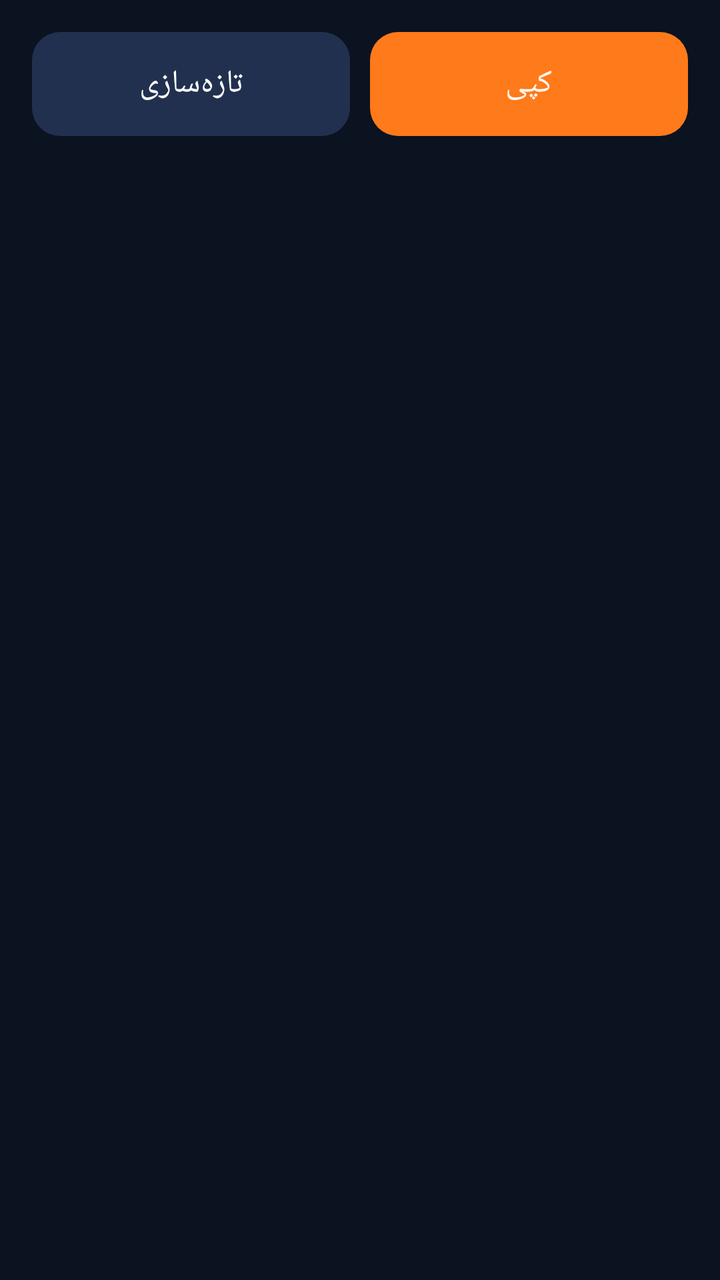
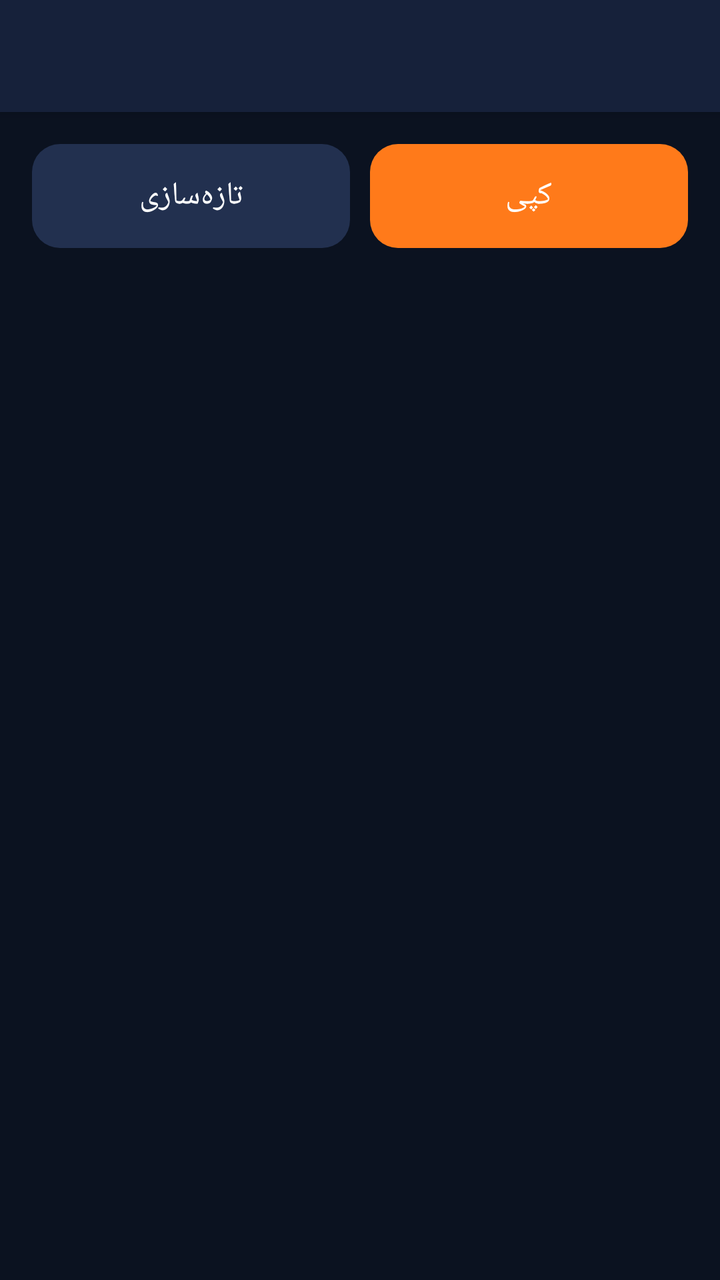

Two renders of the same Android screen: before a commit and after it. Below are the layout's source before the change and the commit's diff.
<!-- AndroidManifest.xml: application theme AppTheme -->
<!-- res/layout/activity_log.xml -->
<?xml version="1.0" encoding="utf-8"?>
<LinearLayout xmlns:android="http://schemas.android.com/apk/res/android"
    android:layout_width="match_parent" android:layout_height="match_parent"
    android:orientation="vertical" android:padding="16dp">
    <LinearLayout
        android:layout_width="match_parent" android:layout_height="wrap_content"
        android:layoutDirection="rtl" android:orientation="horizontal">
        <Button android:id="@+id/copy" style="@style/Btn"
            android:layout_width="0dp" android:layout_weight="1" android:layout_marginTop="0dp"
            android:text="@string/copy" />
        <Button android:id="@+id/refresh" style="@style/Btn"
            android:layout_width="0dp" android:layout_weight="1" android:layout_marginTop="0dp"
            android:layout_marginStart="10dp" android:background="@drawable/btn_dark"
            android:text="@string/refresh" />
    </LinearLayout>
    <ScrollView
        android:layout_width="match_parent" android:layout_height="0dp" android:layout_weight="1"
        android:layout_marginTop="12dp">
        <TextView android:id="@+id/log"
            android:layout_width="match_parent" android:layout_height="wrap_content"
            android:fontFamily="monospace" android:textColor="@color/text" android:textSize="12sp"
            android:textIsSelectable="true" android:textDirection="anyRtl" />
    </ScrollView>
</LinearLayout>
<!-- resources referenced by this layout -->
<resources>
  <color name="text">#E8EDF7</color>
  <!-- drawable btn_dark (drawable) -->
  <?xml version="1.0" encoding="utf-8"?>
  <shape xmlns:android="http://schemas.android.com/apk/res/android">
      <solid android:color="#22304F" />
      <corners android:radius="14dp" />
  </shape>
  <string name="copy">کپی</string>
  <string name="refresh">تازه‌سازی</string>
  <style name="Btn">
          <item name="android:layout_width">match_parent</item>
          <item name="android:layout_height">52dp</item>
          <item name="android:layout_marginTop">12dp</item>
          <item name="android:textColor">#FFFFFF</item>
          <item name="android:textSize">16sp</item>
          <item name="android:background">@drawable/btn_accent</item>
          <item name="android:stateListAnimator">@null</item>
      </style>
  <style name="AppTheme" parent="android:Theme.Material.NoActionBar">
          <item name="android:windowBackground">@color/bg</item>
          <item name="android:statusBarColor">@color/bg</item>
          <item name="android:navigationBarColor">@color/bg</item>
          <item name="android:colorAccent">@color/accent</item>
          <item name="android:textColorPrimary">@color/text</item>
          <item name="android:textColorSecondary">@color/muted</item>
          <item name="android:alertDialogTheme">@style/DialogTheme</item>
      </style>
  <!-- drawable btn_accent (drawable) -->
  <?xml version="1.0" encoding="utf-8"?>
  <shape xmlns:android="http://schemas.android.com/apk/res/android">
      <solid android:color="@color/accent" />
      <corners android:radius="14dp" />
  </shape>
  <color name="bg">#0B1220</color>
  <color name="accent">#FF7A1A</color>
  <color name="muted">#8A97B2</color>
  <style name="DialogTheme" parent="android:Theme.Material.Dialog.Alert">
          <item name="android:colorAccent">@color/accent</item>
      </style>
</resources>

<!-- the commit's change to res/layout/activity_log.xml (unified diff, before → after) -->
@@ -1,7 +1,11 @@
 <?xml version="1.0" encoding="utf-8"?>
 <LinearLayout xmlns:android="http://schemas.android.com/apk/res/android"
     android:layout_width="match_parent" android:layout_height="match_parent"
-    android:orientation="vertical" android:padding="16dp">
+    android:orientation="vertical" android:layoutDirection="rtl">
+    <include layout="@layout/bar" />
+    <LinearLayout
+        android:layout_width="match_parent" android:layout_height="match_parent"
+        android:orientation="vertical" android:padding="16dp">
     <LinearLayout
         android:layout_width="match_parent" android:layout_height="wrap_content"
         android:layoutDirection="rtl" android:orientation="horizontal">
@@ -21,4 +25,32 @@
             android:fontFamily="monospace" android:textColor="@color/text" android:textSize="12sp"
             android:textIsSelectable="true" android:textDirection="anyRtl" />
     </ScrollView>
+    </LinearLayout>
 </LinearLayout>
+<!-- res/layout/bar.xml (included above) -->
+<?xml version="1.0" encoding="utf-8"?>
+<LinearLayout xmlns:android="http://schemas.android.com/apk/res/android"
+    android:layout_width="match_parent" android:layout_height="56dp"
+    android:background="@color/bar" android:gravity="center_vertical"
+    android:layoutDirection="rtl" android:orientation="horizontal"
+    android:paddingStart="4dp" android:paddingEnd="4dp" android:elevation="4dp">
+    <ImageButton android:id="@+id/barBack"
+        android:layout_width="48dp" android:layout_height="48dp"
+        android:background="@drawable/ripple_icon" android:src="@drawable/ic_back"
+        android:contentDescription="@null" android:visibility="gone" />
+    <ImageView android:id="@+id/barLogo"
+        android:layout_width="34dp" android:layout_height="34dp" android:layout_marginStart="12dp"
+        android:src="@drawable/ic_logo" android:contentDescription="@null" android:visibility="gone" />
+    <TextView android:id="@+id/barTitle"
+        android:layout_width="0dp" android:layout_height="wrap_content" android:layout_weight="1"
+        android:layout_marginStart="12dp" android:textColor="@color/text"
+        android:textSize="19sp" android:textStyle="bold" />
+    <ImageButton android:id="@+id/barAction1"
+        android:layout_width="48dp" android:layout_height="48dp"
+        android:background="@drawable/ripple_icon" android:contentDescription="@null"
+        android:visibility="gone" />
+    <ImageButton android:id="@+id/barAction2"
+        android:layout_width="48dp" android:layout_height="48dp"
+        android:background="@drawable/ripple_icon" android:contentDescription="@null"
+        android:visibility="gone" />
+</LinearLayout>
<!-- resource entries referenced after the edit -->
@@ -1,5 +1,6 @@
 <!-- resources referenced by this layout -->
 <resources>
+  <color name="bar">#16213A</color>
   <color name="text">#E8EDF7</color>
   <!-- drawable btn_dark (drawable) -->
   <?xml version="1.0" encoding="utf-8"?>
@@ -7,6 +8,25 @@
       <solid android:color="#22304F" />
       <corners android:radius="14dp" />
   </shape>
+  <!-- drawable ic_back (drawable) -->
+  <?xml version="1.0" encoding="utf-8"?>
+  <vector xmlns:android="http://schemas.android.com/apk/res/android"
+      android:width="24dp" android:height="24dp" android:viewportWidth="24" android:viewportHeight="24"
+      android:tint="#E8EDF7" android:autoMirrored="true">
+      <path android:fillColor="#FFFFFFFF" android:pathData="M20,11H7.83l5.59,-5.59L12,4l-8,8 8,8 1.41,-1.41L7.83,13H20v-2z" />
+  </vector>
+  <!-- drawable ic_logo (drawable) -->
+  <?xml version="1.0" encoding="utf-8"?>
+  <vector xmlns:android="http://schemas.android.com/apk/res/android"
+      android:width="108dp" android:height="108dp"
+      android:viewportWidth="108" android:viewportHeight="108">
+      <path android:fillColor="#FF7A1A" android:pathData="M20,24 L40,44 L68,44 L88,24 L84,62 L54,92 L24,62 Z" />
+      <path android:fillColor="#FFFFFF" android:pathData="M40,56 L54,80 L68,56 L54,62 Z" />
+      <path android:fillColor="#0B1220" android:pathData="M42,52 L48,54 L46,58 Z M66,52 L60,54 L62,58 Z" />
+  </vector>
+  <!-- drawable ripple_icon (drawable) -->
+  <?xml version="1.0" encoding="utf-8"?>
+  <ripple xmlns:android="http://schemas.android.com/apk/res/android" android:color="#33FFFFFF" />
   <string name="copy">کپی</string>
   <string name="refresh">تازه‌سازی</string>
   <style name="Btn">
